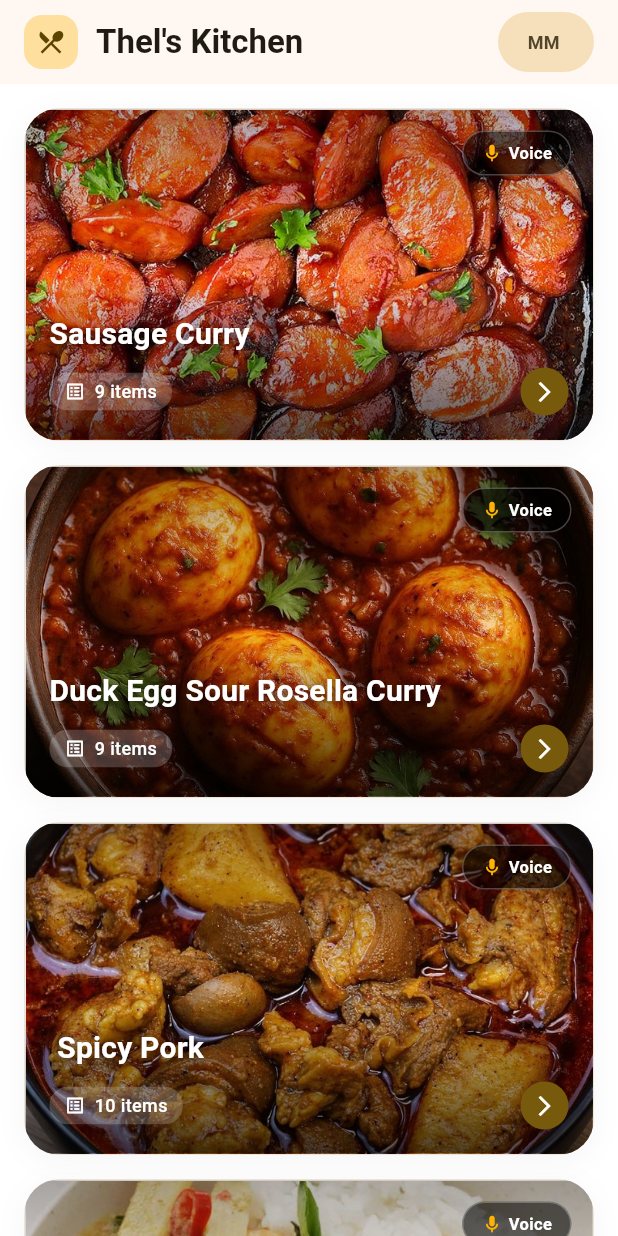
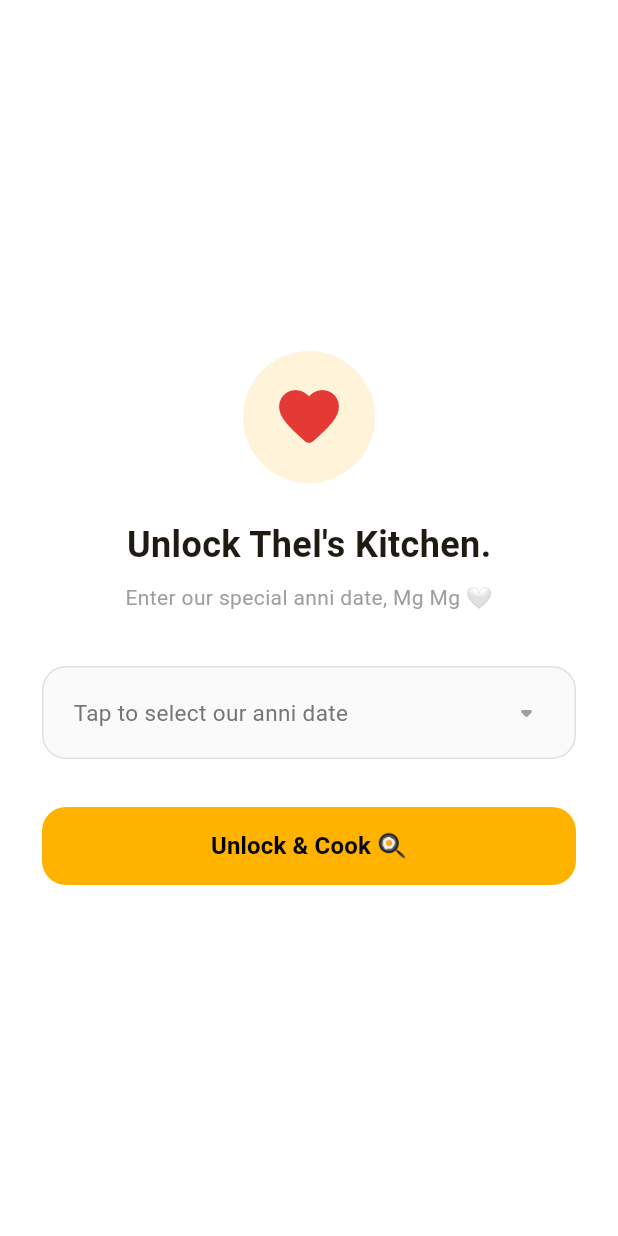
Before and after one commit to dardar12/Thels_kitchen_mobile, a Flutter app: the screen it shows after launch, after a tap on "Get Started", on a phone screen of 412 x 824 dp. Run offline on Flutter 3.47's test engine with Material 3 defaults, Android fonts, the phone set to English and light mode, and no system bars; our stand-ins replace flutter_riverpod, just_audio.

Commit message:
add validation screen after landing Page

```diff
--- /dev/null
+++ b/lib/screens/anniversary_unlock_screen.dart
@@ -0,0 +1,161 @@
+import 'package:flutter/material.dart';
+import 'recipe_list_screen.dart';
+
+class AnniversaryUnlockScreen extends StatefulWidget {
+  const AnniversaryUnlockScreen({super.key});
+
+  @override
+  State<AnniversaryUnlockScreen> createState() => _AnniversaryUnlockScreenState();
+}
+
+class _AnniversaryUnlockScreenState extends State<AnniversaryUnlockScreen> {
+  final DateTime targetDate = DateTime(2026, 4, 22);
+
+  DateTime? selectedDate;
+  String errorMessage = '';
+
+  void _verifyDate() {
+    if (selectedDate == null) {
+      setState(() => errorMessage = 'Pick our special day first, Mg Mg! 📅');
+      return;
+    }
+
+    final isMatch = selectedDate!.year == targetDate.year &&
+                    selectedDate!.month == targetDate.month &&
+                    selectedDate!.day == targetDate.day;
+
+    if (isMatch) {
+      Navigator.pushReplacement(
+        context,
+        MaterialPageRoute(builder: (_) => const RecipeListScreen()),
+      );
+    } else {
+      setState(() {
+        errorMessage = 'Wrong date! Do you want me to be mad, Mg Mg? 🩵';
+      });
+    }
+  }
+
+  Future<void> _pickDate() async {
+    final picked = await showDatePicker(
+      context: context,
+      initialDate: DateTime(2023, 1, 1),
+      firstDate: DateTime(2018),
+      lastDate: DateTime.now(),
+      builder: (context, child) {
+        return Theme(
+          data: Theme.of(context).copyWith(
+            colorScheme: ColorScheme.light(
+              primary: Theme.of(context).colorScheme.primary,
+            ),
+          ),
+          child: child!,
+        );
+      },
+    );
+    if (picked != null) {
+      setState(() {
+        selectedDate = picked;
+        errorMessage = '';
+      });
+    }
+  }
+
+  @override
+  Widget build(BuildContext context) {
+    const accentAmber = Color(0xFFFFB300);
+
+    return Scaffold(
+      backgroundColor: Colors.white,
+      body: SafeArea(
+        child: Padding(
+          padding: const EdgeInsets.symmetric(horizontal: 28, vertical: 24),
+          child: Column(
+            mainAxisAlignment: MainAxisAlignment.center,
+            crossAxisAlignment: CrossAxisAlignment.center,
+            children: [
+              Container(
+                padding: const EdgeInsets.all(20),
+                decoration: BoxDecoration(
+                  color: accentAmber.withOpacity(0.15),
+                  shape: BoxShape.circle,
+                ),
+                child: const Icon(Icons.favorite_rounded, size: 48, color: Color(0xFFE53935)),
+              ),
+              const SizedBox(height: 24),
+              const Text(
+                'Unlock Thel\'s Kitchen.',
+                style: TextStyle(fontSize: 24, fontWeight: FontWeight.bold),
+              ),
+              const SizedBox(height: 8),
+              const Text(
+                'Enter our special anni date, Mg Mg 🤍',
+                textAlign: TextAlign.center,
+                style: TextStyle(color: Colors.grey, fontSize: 14, height: 1.4),
+              ),
+              const SizedBox(height: 36),
+
+              GestureDetector(
+                onTap: _pickDate,
+                child: Container(
+                  width: double.infinity,
+                  padding: const EdgeInsets.symmetric(vertical: 18, horizontal: 20),
+                  decoration: BoxDecoration(
+                    color: Colors.grey.shade50,
+                    borderRadius: BorderRadius.circular(16),
+                    border: Border.all(
+                      color: errorMessage.isNotEmpty ? Colors.red.shade300 : Colors.grey.shade300,
+                    ),
+                  ),
+                  child: Row(
+                    children: [
+                     Text(
+                        selectedDate == null
+                            ? 'Tap to select our anni date'
+                            : '${selectedDate!.year}-${selectedDate!.month.toString().padLeft(2, '0')}-${selectedDate!.day.toString().padLeft(2, '0')}',
+                        style: TextStyle(
+                          fontSize: 15,
+                          fontWeight: selectedDate == null ? FontWeight.normal : FontWeight.bold,
+                          color: selectedDate == null ? Colors.grey.shade600 : Colors.black87,
+                        ),
+                      ),
+                      const Spacer(),
+                      const Icon(Icons.arrow_drop_down_rounded, color: Colors.grey),
+                    ],
+                  ),
+                ),
+              ),
+
+              if (errorMessage.isNotEmpty) ...[
+                const SizedBox(height: 12),
+                Text(
+                  errorMessage,
+                  style: const TextStyle(color: Colors.redAccent, fontSize: 13, fontWeight: FontWeight.w500),
+                ),
+              ],
+
+              const SizedBox(height: 32),
+
+              SizedBox(
+                width: double.infinity,
+                height: 52,
+                child: FilledButton(
+                  style: FilledButton.styleFrom(
+                    backgroundColor: accentAmber,
+                    foregroundColor: Colors.black,
+                    shape: RoundedRectangleBorder(borderRadius: BorderRadius.circular(16)),
+                  ),
+                  onPressed: _verifyDate,
+                  child: const Text(
+                    'Unlock & Cook 🍳',
+                    style: TextStyle(fontSize: 16, fontWeight: FontWeight.bold),
+                  ),
+                ),
+              ),
+            ],
+          ),
+        ),
+      ),
+    );
+  }
+}
--- a/lib/screens/landing_screen.dart
+++ b/lib/screens/landing_screen.dart
@@ -1,8 +1,9 @@
 import 'package:flutter/material.dart';
 import 'package:flutter_riverpod/flutter_riverpod.dart';
+import 'package:thels_kitchen/screens/anniversary_unlock_screen.dart';
 import '../models/recipe.dart';
 import '../providers/recipe_providers.dart';
-import 'recipe_list_screen.dart';
+
 
 class LandingScreen extends ConsumerWidget {
   const LandingScreen({super.key});
@@ -20,7 +21,6 @@ class LandingScreen extends ConsumerWidget {
     return Scaffold(
       appBar: AppBar(
         actions: [
-          // Language Toggle
           IconButton(
             icon: Text(
               lang == AppLanguage.en ? '🇲🇲 ' : '🇬🇧 ',
@@ -31,7 +31,6 @@ class LandingScreen extends ConsumerWidget {
                   lang == AppLanguage.en ? AppLanguage.mm : AppLanguage.en;
             },
           ),
-          // Theme Switch Toggle
           IconButton(
             icon: Icon(
               isDark ? Icons.light_mode : Icons.dark_mode,
@@ -76,8 +75,8 @@ class LandingScreen extends ConsumerWidget {
               const SizedBox(height: 12),
               Text(
                 lang == AppLanguage.en
-                    ? 'This app is made for you by Thel Thel, Mg Mg . Check out the recipes, there are audio files too, hehe 😂! Thel carefully took notes and wrote this just for my sweet heart.'
-                    : 'ဒီ app က မောင်မောင့်အတွက် သဲသဲရေးထားပေးတာကွာ။ မောင်မောင်  ဟင်းချက်နည်းတွေ ကြည့်ကြည့်။ သဲသဲaudio file လဲပါတယ်မောင်မောင် ။ ဟဲဟဲ 😂 သဲသဲသေချာ note ထုတ်ပြီး ချစ်ဆုံးလေးအတွက် ရေးထားတာ',
+                    ? 'This app is made for you by Thel Thel, Mg Mg. Check out the recipes, there are audio files too, hehe 😂! Thel carefully took notes and wrote this just for my sweet heart.'
+                    : 'ဒီ app က မောင်မောင့်အတွက် သဲသဲရေးထားပေးတာကွာ။ မောင်မောင် ဟင်းချက်နည်းတွေ ကြည့်ကြည့်။ သဲသဲ audio file လဲပါတယ်မောင်မောင် ။ ဟဲဟဲ 😂 သဲသဲသေချာ note ထုတ်ပြီး ချစ်ဆုံးလေးအတွက် ရေးထားတာ',
                 style: Theme.of(context).textTheme.bodyLarge?.copyWith(
                       color: isDark ? Colors.white : Colors.black,
                       height: 1.5,
@@ -94,15 +93,16 @@ class LandingScreen extends ConsumerWidget {
                     ),
                   ),
                   onPressed: () {
+                    // Changed to AnniversaryUnlockScreen
                     Navigator.pushReplacement(
                       context,
                       MaterialPageRoute(
-                        builder: (_) => const RecipeListScreen(),
+                        builder: (_) => const AnniversaryUnlockScreen(),
                       ),
                     );
                   },
                   child: Text(
-                    lang == AppLanguage.en ? 'Get Started' : 'Get Started',
+                    lang == AppLanguage.en ? 'Get Started' : 'စတင်ရန်',
                     style: const TextStyle(fontSize: 16, fontWeight: FontWeight.bold),
                   ),
                 ),
```
